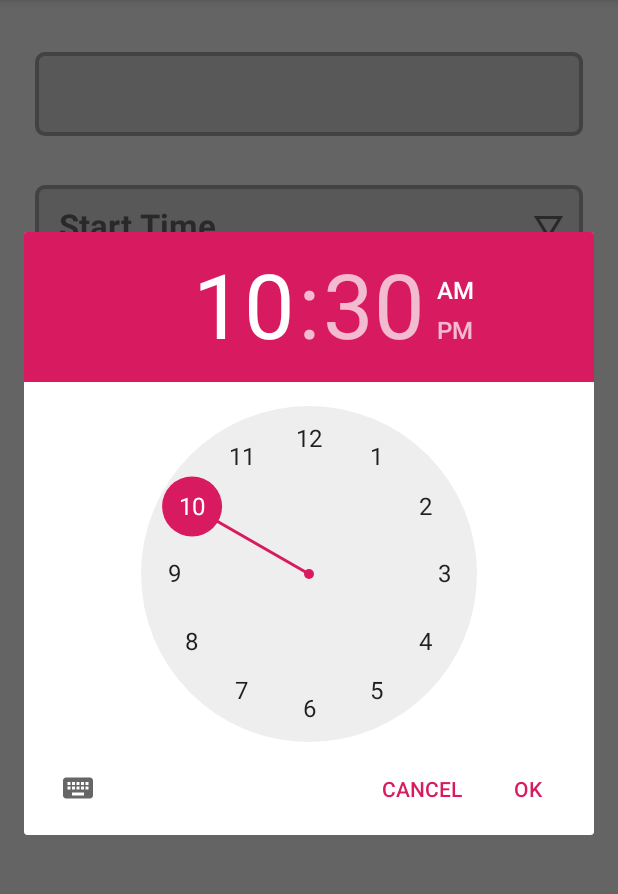
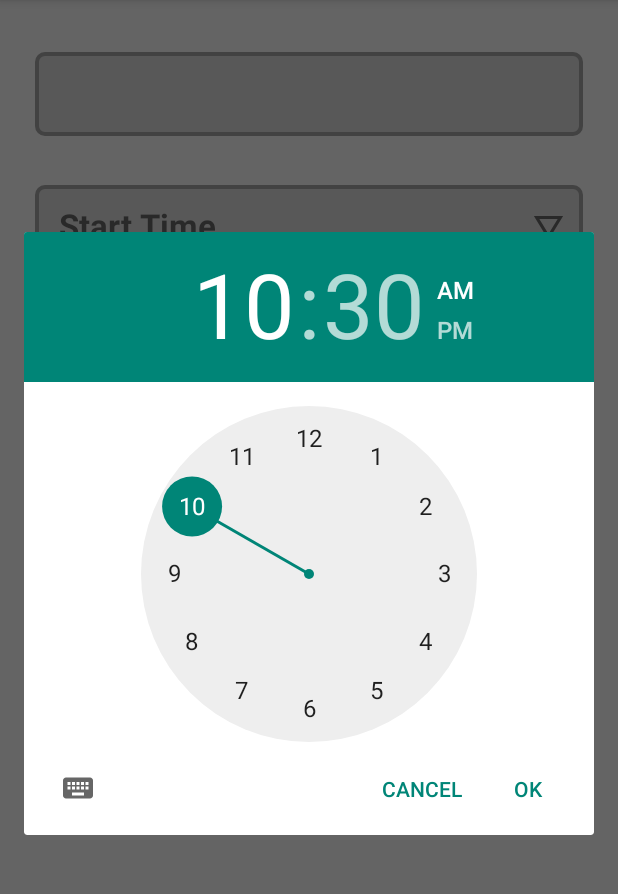
Before and after one commit to pratapnik/Company-Meeting-Scheduler, an Android app: the scheduleActivity screen opened directly, with no data from a screen before it, after a tap on "Start Time", on a phone screen of 412 x 824 dp, the part 84-978 px from its top. Run offline under Robolectric (Android 15) with nearby library versions, the phone set to English and light mode, and no system bars; network calls fail; 2 statements that could not run were skipped.

Commit message:
layout correction

```diff
--- a/app/src/main/java/com/first/myapplication/cms/TimePickerFragment.java
+++ b/app/src/main/java/com/first/myapplication/cms/TimePickerFragment.java
@@ -3,6 +3,7 @@ package com.first.myapplication.cms;
 import android.app.Dialog;
 import android.app.TimePickerDialog;
 import android.os.Bundle;
+import android.support.annotation.NonNull;
 import android.support.annotation.Nullable;
 import android.support.v4.app.DialogFragment;
 import android.support.v7.app.AppCompatActivity;
@@ -23,7 +24,7 @@ public class TimePickerFragment extends DialogFragment implements TimePickerDial
         int minute = c.get(Calendar.MINUTE);
 
         // Create a new instance of TimePickerDialog and return it
-        return new TimePickerDialog(getActivity(), this, hour, minute,
+        return new TimePickerDialog(getActivity(), R.style.TimePickerTheme, this, hour, minute,
                 DateFormat.is24HourFormat(getActivity()));
     }
 
@@ -31,5 +32,8 @@ public class TimePickerFragment extends DialogFragment implements TimePickerDial
         // Do something with the time chosen by the user
          TextView tv = getActivity().findViewById(R.id.start_time);
          tv.setText(hourOfDay+":"+minute);
+
     }
+
+
 }
--- a/app/src/main/java/com/first/myapplication/cms/TimePickerFragmentEndTime.java
+++ b/app/src/main/java/com/first/myapplication/cms/TimePickerFragmentEndTime.java
@@ -19,7 +19,7 @@ public class TimePickerFragmentEndTime extends DialogFragment implements TimePic
         int minute = c.get(Calendar.MINUTE);
 
         // Create a new instance of TimePickerDialog and return it
-        return new TimePickerDialog(getActivity(), this, hour, minute,
+        return new TimePickerDialog(getActivity(), R.style.TimePickerTheme, this, hour, minute,
                 DateFormat.is24HourFormat(getActivity()));
     }
 
--- a/app/src/main/res/layout/activity_schedule.xml
+++ b/app/src/main/res/layout/activity_schedule.xml
@@ -98,8 +98,9 @@
         android:background="@drawable/description"
         android:ems="10"
         android:gravity="start|top"
+        android:imeOptions="actionDone"
         android:hint="Description"
-        android:inputType="textMultiLine"
+        android:singleLine="true"
         android:textStyle="bold"
         app:layout_constraintBottom_toBottomOf="parent"
         app:layout_constraintEnd_toEndOf="@+id/end_time"
--- a/app/src/main/res/values/styles.xml
+++ b/app/src/main/res/values/styles.xml
@@ -8,4 +8,11 @@
         <item name="colorAccent">@color/colorAccent</item>
     </style>
 
+
+    <style name="TimePickerTheme" parent="Theme.AppCompat.Light.Dialog">
+        <item name="colorAccent">@color/colorPrimary</item>
+        <item name="android:layout_width">wrap_content</item>
+        <item name="android:layout_height">wrap_content</item>
+    </style>
+
 </resources>
```
Also changed, not shown: app/src/main/java/com/first/myapplication/cms/scheduleActivity.java (+3 -4 lines), app/src/main/java/com/first/myapplication/cms/MainActivity.java (line endings or trailing spaces).
